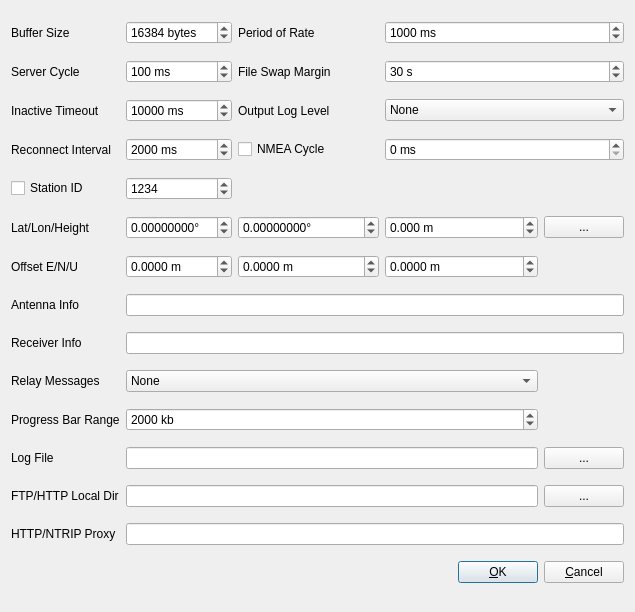
Before: the Qt Designer form app/qtapp/strsvr_qt/svroptdlg.ui in lhuisman/myRTKLIB, drawn with Qt 5.
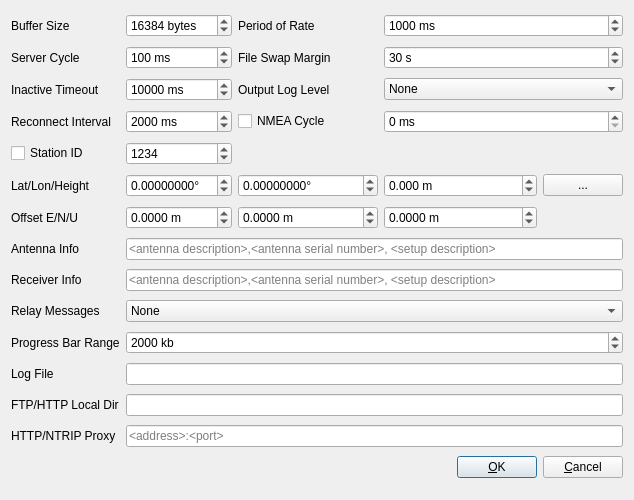
After: the same form once the commit is applied.

The edit to the form file:
```diff
--- a/app/qtapp/strsvr_qt/svroptdlg.ui
+++ b/app/qtapp/strsvr_qt/svroptdlg.ui
@@ -6,8 +6,8 @@
    <rect>
     <x>0</x>
     <y>0</y>
-    <width>635</width>
-    <height>612</height>
+    <width>634</width>
+    <height>500</height>
    </rect>
   </property>
   <property name="windowTitle">
@@ -56,16 +56,6 @@
      </property>
     </widget>
    </item>
-   <item row="19" column="7">
-    <widget class="QPushButton" name="btnLocalDir">
-     <property name="toolTip">
-      <string>Select directory for HTTP &amp; FTP data</string>
-     </property>
-     <property name="text">
-      <string>...</string>
-     </property>
-    </widget>
-   </item>
    <item row="6" column="3" colspan="2">
     <widget class="QCheckBox" name="cBNmeaReq">
      <property name="toolTip">
@@ -128,16 +118,6 @@
      </property>
     </widget>
    </item>
-   <item row="17" column="7">
-    <widget class="QPushButton" name="btnLogFile">
-     <property name="toolTip">
-      <string>Select log file</string>
-     </property>
-     <property name="text">
-      <string>...</string>
-     </property>
-    </widget>
-   </item>
    <item row="11" column="3" colspan="2">
     <widget class="QDoubleSpinBox" name="sBAntennaPos2">
      <property name="toolTip">
@@ -230,6 +210,9 @@
      <property name="text">
       <string/>
      </property>
+     <property name="placeholderText">
+      <string>&lt;antenna description&gt;,&lt;antenna serial number&gt;, &lt;setup description&gt;</string>
+     </property>
     </widget>
    </item>
    <item row="9" column="2">
@@ -367,13 +350,6 @@
      </property>
     </widget>
    </item>
-   <item row="17" column="2" colspan="5">
-    <widget class="QLineEdit" name="lELogFile">
-     <property name="toolTip">
-      <string>Path to log file</string>
-     </property>
-    </widget>
-   </item>
    <item row="4" column="2">
     <widget class="QSpinBox" name="sBDataTimeout">
      <property name="toolTip">
@@ -400,22 +376,6 @@
      </property>
     </widget>
    </item>
-   <item row="16" column="2" colspan="5">
-    <widget class="QSpinBox" name="sBProgressBar">
-     <property name="toolTip">
-      <string>Maximum range of input byte buffer</string>
-     </property>
-     <property name="suffix">
-      <string> kb</string>
-     </property>
-     <property name="maximum">
-      <number>100000</number>
-     </property>
-     <property name="value">
-      <number>2000</number>
-     </property>
-    </widget>
-   </item>
    <item row="4" column="5" colspan="3">
     <widget class="QComboBox" name="cBTraceLevel">
      <property name="enabled">
@@ -562,18 +522,14 @@
      </property>
     </widget>
    </item>
-   <item row="19" column="2" colspan="5">
-    <widget class="QLineEdit" name="lELocalDir">
-     <property name="toolTip">
-      <string>Local storage directory for HTTP &amp; FTP data</string>
-     </property>
-    </widget>
-   </item>
    <item row="20" column="2" colspan="6">
     <widget class="QLineEdit" name="lEProxyAddress">
      <property name="toolTip">
       <string>Proxy server</string>
      </property>
+     <property name="placeholderText">
+      <string>&lt;address&gt;:&lt;port&gt;</string>
+     </property>
     </widget>
    </item>
    <item row="13" column="2" colspan="6">
@@ -587,9 +543,12 @@
      <property name="text">
       <string/>
      </property>
+     <property name="placeholderText">
+      <string>&lt;antenna description&gt;,&lt;antenna serial number&gt;, &lt;setup description&gt;</string>
+     </property>
     </widget>
    </item>
-   <item row="15" column="2" colspan="5">
+   <item row="15" column="2" colspan="6">
     <widget class="QComboBox" name="cBRelayMessage">
      <property name="toolTip">
       <string>Relay back output messages to input stream</string>
@@ -616,6 +575,36 @@
      </item>
     </widget>
    </item>
+   <item row="16" column="2" colspan="6">
+    <widget class="QSpinBox" name="sBProgressBar">
+     <property name="toolTip">
+      <string>Maximum range of input byte buffer</string>
+     </property>
+     <property name="suffix">
+      <string> kb</string>
+     </property>
+     <property name="maximum">
+      <number>100000</number>
+     </property>
+     <property name="value">
+      <number>2000</number>
+     </property>
+    </widget>
+   </item>
+   <item row="17" column="2" colspan="6">
+    <widget class="QLineEdit" name="lELogFile">
+     <property name="toolTip">
+      <string>Path to log file</string>
+     </property>
+    </widget>
+   </item>
+   <item row="19" column="2" colspan="6">
+    <widget class="QLineEdit" name="lELocalDir">
+     <property name="toolTip">
+      <string>Local storage directory for HTTP &amp; FTP data</string>
+     </property>
+    </widget>
+   </item>
   </layout>
  </widget>
  <tabstops>
```
Left out of the diff: 2 changed lines with no effect on the pictures.
